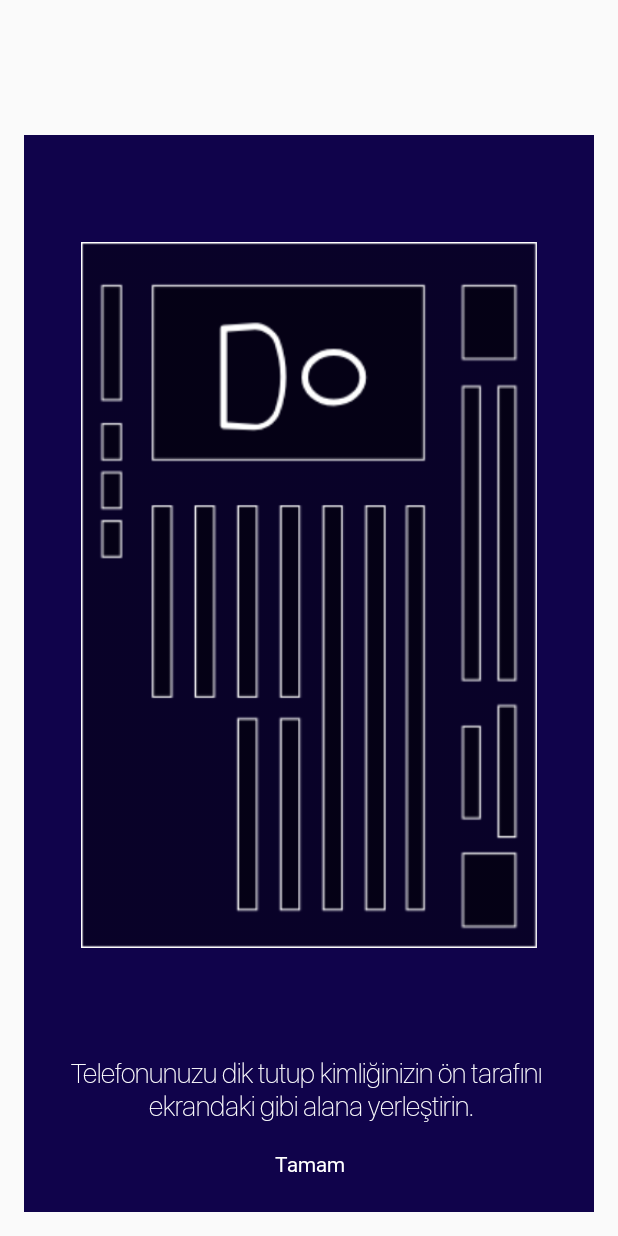
After one commit to zahitbasyigit/KYC_Android, an Android app: the layout activity_identity_camera.xml on its own in the app's theme, with its tools: preview values and no code run, on a phone screen of 412 x 824 dp. The commit adds this screen. Run offline under Robolectric (Android 15) with nearby library versions, the phone set to English and light mode, and no system bars.

Commit message:
Identity View

```diff
--- a/app/src/main/AndroidManifest.xml
+++ b/app/src/main/AndroidManifest.xml
@@ -18,8 +18,9 @@
                 <category android:name="android.intent.category.LAUNCHER" />
             </intent-filter>
         </activity>
-        <activity android:name=".facedetection.FaceDetectionActivity"></activity>
-        <activity android:name=".qrreader.QRReaderActivity"></activity>
+        <activity android:name=".facedetection.FaceDetectionActivity" />
+        <activity android:name=".qrreader.QRReaderActivity" />
+        <activity android:name=".identityviacamera.IdentityCameraActivity"></activity>
     </application>
 
 </manifest>
--- /dev/null
+++ b/app/src/main/res/layout/activity_identity_camera.xml
@@ -0,0 +1,131 @@
+<?xml version="1.0" encoding="utf-8"?>
+<android.support.constraint.ConstraintLayout xmlns:android="http://schemas.android.com/apk/res/android"
+    xmlns:app="http://schemas.android.com/apk/res-auto"
+    xmlns:tools="http://schemas.android.com/tools"
+    android:layout_width="match_parent"
+    android:layout_height="match_parent"
+    tools:context="com.valensas.kyc_android.identityviacamera.IdentityCameraActivity">
+
+    <FrameLayout
+        android:id="@+id/cameraview"
+        android:layout_width="0dp"
+        android:layout_height="0dp"
+        app:layout_constraintBottom_toBottomOf="parent"
+        app:layout_constraintLeft_toLeftOf="parent"
+        app:layout_constraintRight_toRightOf="parent"
+        app:layout_constraintTop_toTopOf="parent">
+
+
+        <android.support.constraint.ConstraintLayout
+            android:layout_width="match_parent"
+            android:layout_height="match_parent">
+
+            <ImageView
+                android:id="@+id/identityCameraInfoFront"
+                android:layout_width="wrap_content"
+                android:layout_height="wrap_content"
+                android:layout_marginTop="16dp"
+                android:visibility="invisible"
+                app:layout_constraintEnd_toStartOf="@+id/identityCameraInfoBack"
+                app:layout_constraintHorizontal_bias="0.5"
+                app:layout_constraintStart_toStartOf="parent"
+                app:layout_constraintTop_toTopOf="parent"
+                app:srcCompat="@drawable/kyc_icon_identity_front"
+                tools:background="@color/colorPrimaryDark" />
+
+            <ImageView
+                android:id="@+id/identityCameraInfoBack"
+                android:layout_width="wrap_content"
+                android:layout_height="wrap_content"
+                android:layout_marginTop="16dp"
+                android:visibility="invisible"
+                app:layout_constraintEnd_toEndOf="parent"
+                app:layout_constraintHorizontal_bias="0.5"
+                app:layout_constraintStart_toEndOf="@+id/identityCameraInfoFront"
+                app:layout_constraintTop_toTopOf="parent"
+                app:srcCompat="@drawable/kyc_icon_identity_back"
+                tools:background="@color/colorPrimaryDark" />
+
+            <android.support.constraint.ConstraintLayout
+                android:id="@+id/camerainfoview"
+                android:layout_width="0dp"
+                android:layout_height="0dp"
+                android:layout_marginBottom="16dp"
+                android:layout_marginLeft="16dp"
+                android:layout_marginRight="16dp"
+                android:layout_marginTop="16dp"
+                android:background="@color/cameraInfoColor"
+                app:layout_constraintBottom_toBottomOf="parent"
+                app:layout_constraintLeft_toLeftOf="parent"
+                app:layout_constraintRight_toRightOf="parent"
+                app:layout_constraintTop_toBottomOf="@+id/identityCameraInfoFront"
+                tools:background="@color/colorPrimaryDark">
+
+                <ImageView
+                    android:id="@+id/identityCameraInfoImage"
+                    android:layout_width="0dp"
+                    android:layout_height="0dp"
+                    android:layout_marginBottom="16dp"
+                    android:layout_marginTop="16dp"
+                    app:layout_constraintBottom_toTopOf="@+id/identityCameraInfoText"
+                    app:layout_constraintEnd_toStartOf="@+id/cameraInfoVerticalGuidelineRight"
+                    app:layout_constraintStart_toStartOf="@+id/cameraInfoVerticalGuidelineLeft"
+                    app:layout_constraintTop_toTopOf="parent"
+                    app:srcCompat="@drawable/kyc_identity_front" />
+
+                <TextView
+                    android:id="@+id/identityCameraInfoText"
+                    android:layout_width="wrap_content"
+                    android:layout_height="wrap_content"
+                    android:fontFamily="@font/sf_ui_display_thin"
+                    android:gravity="center"
+                    android:text="@string/identityCameraInfoFrontText"
+                    android:textColor="@android:color/white"
+                    android:textSize="18sp"
+                    app:layout_constraintBottom_toTopOf="@+id/identityCameraInfoOKButton"
+                    app:layout_constraintHorizontal_bias="0.5"
+                    app:layout_constraintLeft_toLeftOf="parent"
+                    app:layout_constraintRight_toRightOf="parent"
+                    app:layout_constraintTop_toBottomOf="@+id/identityCameraInfoImage" />
+
+                <Button
+                    android:id="@+id/identityCameraInfoOKButton"
+                    android:layout_width="wrap_content"
+                    android:layout_height="wrap_content"
+                    android:layout_marginBottom="8dp"
+                    android:layout_marginEnd="8dp"
+                    android:layout_marginStart="8dp"
+                    android:background="@null"
+                    android:fontFamily="@font/sf_ui_display_semibold"
+                    android:text="@string/identityCameraInfoFrontOK"
+                    android:textAllCaps="false"
+                    android:textAppearance="@style/TextAppearance.AppCompat"
+                    android:textColor="@android:color/white"
+                    android:textSize="14sp"
+                    app:layout_constraintBottom_toBottomOf="parent"
+                    app:layout_constraintEnd_toEndOf="parent"
+                    app:layout_constraintHorizontal_bias="0.5"
+                    app:layout_constraintStart_toStartOf="parent"
+                    app:layout_constraintTop_toBottomOf="@+id/identityCameraInfoText" />
+
+                <android.support.constraint.Guideline
+                    android:id="@+id/cameraInfoVerticalGuidelineLeft"
+                    android:layout_width="wrap_content"
+                    android:layout_height="wrap_content"
+                    android:orientation="vertical"
+                    app:layout_constraintGuide_percent="0.10" />
+
+                <android.support.constraint.Guideline
+                    android:id="@+id/cameraInfoVerticalGuidelineRight"
+                    android:layout_width="wrap_content"
+                    android:layout_height="wrap_content"
+                    android:orientation="vertical"
+                    app:layout_constraintGuide_percent="0.90" />
+            </android.support.constraint.ConstraintLayout>
+
+        </android.support.constraint.ConstraintLayout>
+
+    </FrameLayout>
+
+
+</android.support.constraint.ConstraintLayout>
--- a/app/src/main/res/values/colors.xml
+++ b/app/src/main/res/values/colors.xml
@@ -6,5 +6,6 @@
     <color name="upperleft">#0A0248</color>
     <color name="centercolor">#671769</color>
     <color name="lowerright">#AA3290</color>
+    <color name="cameraInfoColor">#32000000</color>
 
 </resources>
--- a/app/src/main/res/values/strings.xml
+++ b/app/src/main/res/values/strings.xml
@@ -1,4 +1,7 @@
 <resources>
     <string name="app_name">KYC_Android</string>
     <string name="welcome_2">Kolay ve hızlı bir şekilde \n hesabınızı oluşturabilirsiniz.</string>
+    <string name="identityCameraInfoFrontText">Telefonunuzu dik tutup kimliğinizin ön tarafını \n ekrandaki gibi alana yerleştirin.</string>
+    <string name="identityCameraInfoBackText">Telefonunuzu dik tutup kimliğinizin arka tarafını \n ekrandaki gibi alana yerleştirin.</string>
+    <string name="identityCameraInfoFrontOK">Tamam</string>
 </resources>
```
Also changed, not shown: app/src/main/java/com/valensas/kyc_android/MainActivity.kt (+43 -5 lines), app/src/main/java/com/valensas/kyc_android/identityviacamera/IdentityCameraActivity.kt (added, +95 -0 lines), app/src/main/java/com/valensas/kyc_android/identityviacamera/IdentityCameraPresenter.kt (added, +37 -0 lines), app/src/main/java/com/valensas/kyc_android/identityviacamera/IdentityCameraPreview.kt (added, +57 -0 lines), app/src/main/java/com/valensas/kyc_android/identityviacamera/IdentityCameraView.kt (added, +12 -0 lines), app/src/main/res/layout/activity_main.xml (+7 -7 lines).
